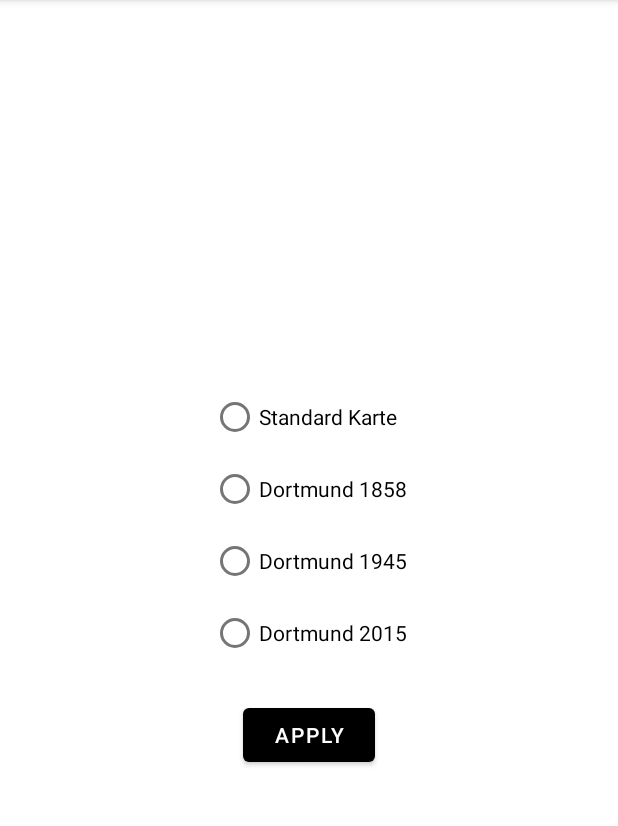
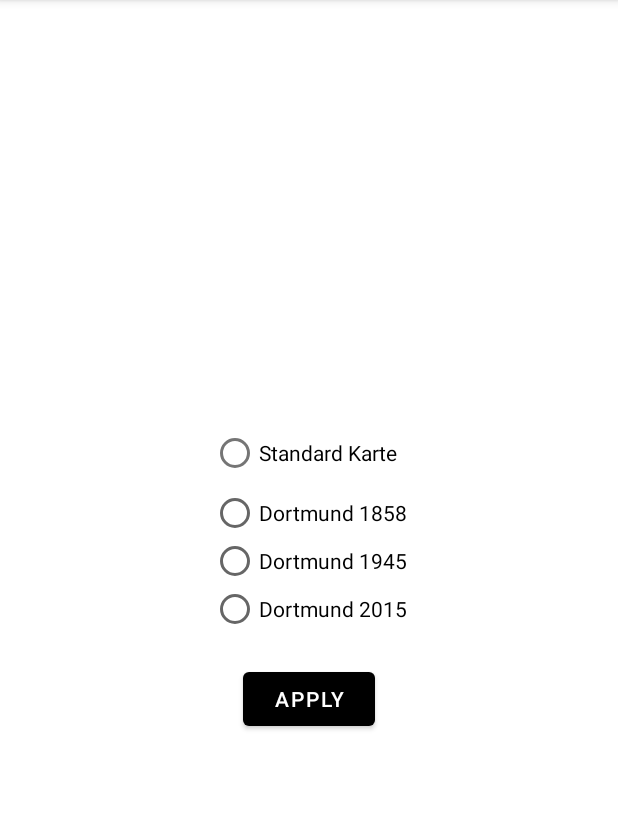
Before and after one commit to Murtagh99/HistoricMapsDO, an Android app: the screen it shows after launch (ChangeMap), after a tap on "CHANGE MAP", on a phone screen of 412 x 824 dp, the part 84-910 px from its top. Run offline under Robolectric (Android 15) with nearby library versions, the light colour scheme and no system bars.

Commit message:
added functionality for adding custom maps with json and picture including json consumer class

```diff
--- a/app/build.gradle
+++ b/app/build.gradle
@@ -38,6 +38,7 @@ dependencies {
     implementation 'androidx.core:core-ktx:1.2.0'
     implementation 'androidx.appcompat:appcompat:1.1.0'
     implementation 'com.google.android.material:material:1.1.0'
+    implementation 'com.google.code.gson:gson:2.8.6'
     implementation 'com.google.android.gms:play-services-maps:17.0.0'
     implementation 'androidx.constraintlayout:constraintlayout:1.1.3'
     testImplementation 'junit:junit:4.+'
--- a/app/src/main/assets/dortmund1858.json
+++ b/app/src/main/assets/dortmund1858.json
@@ -6,7 +6,7 @@
   },
   "properties": {
     "name": "Dortmund 1858",
-    "pictureName": "dortmund_1858.jpg",
+    "pictureName": "dortmund_1858",
     "width": 1375,
     "height": null
   }
--- a/app/src/main/assets/dortmund1945.json
+++ b/app/src/main/assets/dortmund1945.json
@@ -6,7 +6,7 @@
   },
   "properties": {
     "name": "Dortmund 1945",
-    "pictureName": "dortmund_1945.jpg",
+    "pictureName": "dortmund_1945",
     "width": 1375,
     "height": null
   }
--- a/app/src/main/assets/dortmund2015.json
+++ b/app/src/main/assets/dortmund2015.json
@@ -6,7 +6,7 @@
   },
   "properties": {
     "name": "Dortmund 2015",
-    "pictureName": "dortmund_2015.jpg",
+    "pictureName": "dortmund_2015",
     "width": 1375,
     "height": null
   }
--- a/app/src/main/java/com/example/historicmapsdo/ChangeMap.kt
+++ b/app/src/main/java/com/example/historicmapsdo/ChangeMap.kt
@@ -4,6 +4,8 @@ import android.content.Intent
 import androidx.appcompat.app.AppCompatActivity
 import android.os.Bundle
 import android.view.View
+import android.view.ViewGroup
+import android.widget.LinearLayout
 import android.widget.RadioButton
 import android.widget.RadioGroup
 import android.widget.Toast
@@ -12,6 +14,16 @@ class ChangeMap : AppCompatActivity() {
     override fun onCreate(savedInstanceState: Bundle?) {
         super.onCreate(savedInstanceState)
         setContentView(R.layout.activity_change_map)
+        val radioGroup: RadioGroup = findViewById(R.id.mapChoices)
+        val data = intent.getStringArrayListExtra("mapList")
+        var id = 5
+        data?.forEach {
+            val radioButton = RadioButton(this)
+            radioButton.layoutParams = LinearLayout.LayoutParams(ViewGroup.LayoutParams.MATCH_PARENT, ViewGroup.LayoutParams.WRAP_CONTENT)
+            radioButton.text = it
+            radioButton.id = id++
+            radioGroup.addView(radioButton)
+        }
     }
 
     fun applyMapChange(view: View){
@@ -19,9 +31,8 @@ class ChangeMap : AppCompatActivity() {
         val checkedId: Int = radioGroup.checkedRadioButtonId
 
         if(checkedId!=-1) {
-            val year = findViewById<RadioButton>(checkedId).text.substring(9)
-            if (year.toIntOrNull() != null)
-                setResult(RESULT_OK, Intent().putExtra("year", year))
+            val selectedMap = findViewById<RadioButton>(checkedId).text
+            setResult(RESULT_OK, Intent().putExtra("selectedMap", selectedMap))
             finish()
         } else {
             Toast.makeText(applicationContext, "Select a Map!", Toast.LENGTH_SHORT).show()
--- /dev/null
+++ b/app/src/main/java/com/example/historicmapsdo/JSONConsumer.kt
@@ -0,0 +1,21 @@
+package com.example.historicmapsdo
+
+import kotlin.properties.Delegates
+
+class JSONConsumer {
+    lateinit var type: String
+    lateinit var geometry: Geo
+    lateinit var properties: Props
+
+    class Geo {
+        lateinit var type: String
+        lateinit var coordinates: Array<Double>
+    }
+
+    class Props {
+        lateinit var name: String
+        lateinit var pictureName: String
+        var width = 0.0f
+        var height = 0.0f
+    }
+}
--- a/app/src/main/java/com/example/historicmapsdo/MapsActivity.kt
+++ b/app/src/main/java/com/example/historicmapsdo/MapsActivity.kt
@@ -1,7 +1,10 @@
 package com.example.historicmapsdo
 
+import android.content.Context
 import android.content.Intent
 import android.os.Bundle
+import android.os.Environment
+import android.util.Log
 import android.view.View
 import androidx.appcompat.app.AppCompatActivity
 
@@ -13,6 +16,9 @@ import com.google.android.gms.maps.model.LatLng
 import com.google.android.gms.maps.model.Marker
 import com.google.android.gms.maps.model.MarkerOptions
 import com.google.android.gms.maps.model.*
+import com.google.gson.Gson
+import java.io.File
+import java.io.IOException
 
 class MapsActivity : AppCompatActivity(), OnMapReadyCallback {
 
@@ -23,7 +29,9 @@ class MapsActivity : AppCompatActivity(), OnMapReadyCallback {
     private lateinit var mLastSelectedMarker: Marker
     private val markerListener = MarkerDragListener()
 
-    private var mapStatus: Int = 0
+    private lateinit var mapStatus: String
+
+    private var mapList: ArrayList<JSONConsumer> = arrayListOf()
 
     override fun onCreate(savedInstanceState: Bundle?) {
         super.onCreate(savedInstanceState)
@@ -32,6 +40,16 @@ class MapsActivity : AppCompatActivity(), OnMapReadyCallback {
         val mapFragment = supportFragmentManager
                 .findFragmentById(R.id.map) as SupportMapFragment
         mapFragment.getMapAsync(this)
+        readAssets()
+    }
+
+    private fun readAssets() {
+        val maps = assets.list("")?.filter { it.endsWith(".json") }
+        maps?.forEach {
+            val jsonFileString = getJsonDataFromAsset(applicationContext, it)
+            val gson = Gson()
+            mapList.add(gson.fromJson(jsonFileString, JSONConsumer::class.java))
+        }
     }
 
     /**
@@ -53,34 +71,41 @@ class MapsActivity : AppCompatActivity(), OnMapReadyCallback {
     }
 
     fun openChangeMap(view: View) {
-        startActivityForResult(Intent(this, ChangeMap::class.java), 1)
+        val namesOfMapList = arrayListOf<String>()
+        mapList.forEach { namesOfMapList.add(it.properties.name) }
+        startActivityForResult(Intent(this, ChangeMap::class.java).putStringArrayListExtra("mapList", namesOfMapList), 1)
     }
 
     override fun onActivityResult(requestCode: Int, resultCode: Int, data: Intent?) {
-        mapStatus = if (data?.getStringExtra("year") != null) data.getStringExtra("year")!!.toInt() else 0
+        mapStatus = if (data?.getStringExtra("selectedMap") != "Standard Karte") data?.getStringExtra("selectedMap")!! else ""
         changeMap()
         super.onActivityResult(requestCode, resultCode, data)
     }
 
     private fun changeMap() {
-        if (mapStatus != 0) {
-            val latLng = LatLng(51.51399991201712, 7.4639976024627686)
+        if (mapStatus != "") {
+            val selectedMap: JSONConsumer = mapList.filter { it.properties.name == mapStatus }.first()
+            println(selectedMap.geometry.coordinates[1])
+            println(selectedMap.properties.width)
+            val latLng = LatLng(selectedMap.geometry.coordinates[1], selectedMap.geometry.coordinates[0])
             val mapOverOpt = GroundOverlayOptions()
-            when (mapStatus) {
-                1858 -> {
-                    mapOverOpt.image(BitmapDescriptorFactory.fromResource(R.drawable.dortmund_1858))
-                }
-                1945 -> {
-                    mapOverOpt.image(BitmapDescriptorFactory.fromResource(R.drawable.dortmund_1945))
-                }
-                2015 -> {
-                    mapOverOpt.image(BitmapDescriptorFactory.fromResource(R.drawable.dortmund_2015))
-                }
-            }
-            mapOverOpt.position(latLng, 1375f)
+            mapOverOpt.image(BitmapDescriptorFactory.fromResource(resources.getIdentifier(selectedMap.properties.pictureName, "drawable", applicationContext.packageName)))
+            mapOverOpt.position(latLng, selectedMap.properties.width)
             mapOverlay = mMap.addGroundOverlay(mapOverOpt)
         } else {
-            mapOverlay.remove()
+            if(this::mapOverlay.isInitialized)
+                mapOverlay.remove()
         }
     }
+
+    fun getJsonDataFromAsset(context: Context, fileName: String): String? {
+        val jsonString: String
+        try {
+            jsonString = context.assets.open(fileName).bufferedReader().use { it.readText() }
+        } catch (ioException: IOException) {
+            ioException.printStackTrace()
+            return null
+        }
+        return jsonString
+    }
 }
--- a/app/src/main/res/layout/activity_change_map.xml
+++ b/app/src/main/res/layout/activity_change_map.xml
@@ -7,6 +7,7 @@
     tools:context=".ChangeMap">
 
     <LinearLayout
+        android:id="@+id/linearLayout"
         android:layout_width="wrap_content"
         android:layout_height="wrap_content"
         android:gravity="center"
@@ -30,34 +31,16 @@
                 android:layout_width="match_parent"
                 android:layout_height="wrap_content"
                 android:text="@string/stnd_map" />
-
-            <RadioButton
-                android:id="@+id/Dortmund1858"
-                android:layout_width="match_parent"
-                android:layout_height="wrap_content"
-                android:text="@string/but_1858" />
-
-            <RadioButton
-                android:id="@+id/Dortmund1945"
-                android:layout_width="match_parent"
-                android:layout_height="wrap_content"
-                android:text="@string/but_1945" />
-
-            <RadioButton
-                android:id="@+id/Dortmund2015"
-                android:layout_width="match_parent"
-                android:layout_height="wrap_content"
-                android:text="@string/but_2015" />
         </RadioGroup>
 
         <Button
             android:id="@+id/button"
             android:layout_width="wrap_content"
             android:layout_height="wrap_content"
+            android:layout_marginTop="20dp"
             android:onClick="applyMapChange"
             android:text="@string/apply"
             android:textColor="#FFFFFF"
-            android:layout_marginTop="20dp"
             app:backgroundTint="@color/black"
             app:layout_constraintBottom_toBottomOf="parent"
             app:layout_constraintEnd_toEndOf="parent"
```
